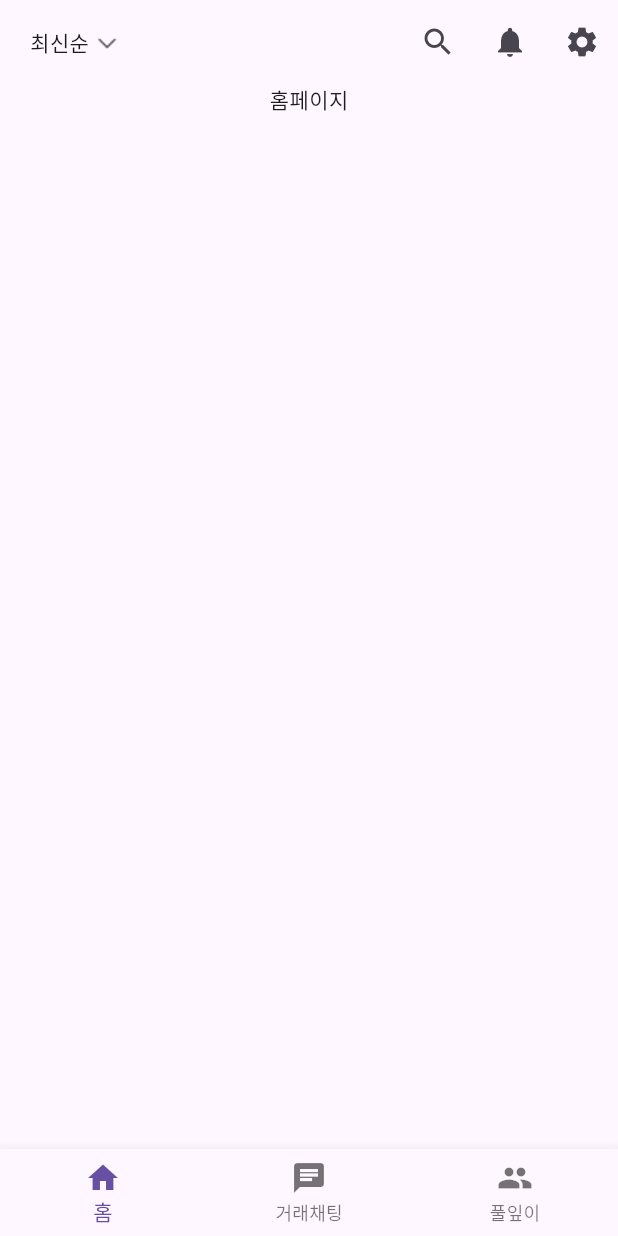
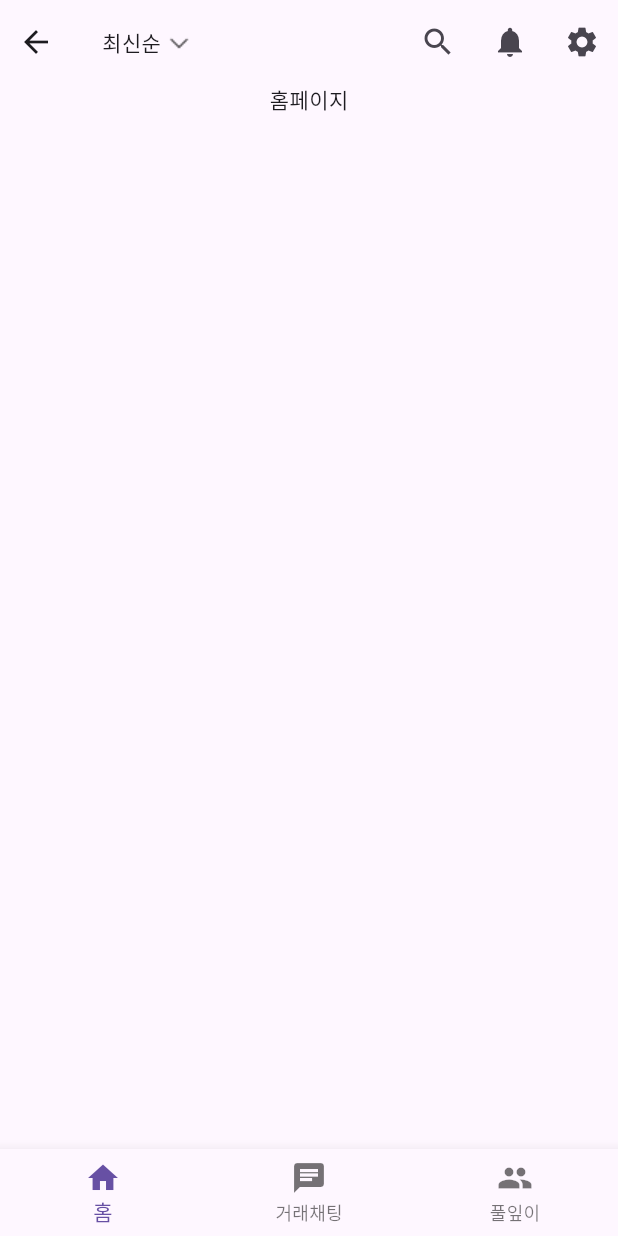
Before and after one commit to seongbe/capstoneAteam, a Flutter app: the screen it shows after launch, after a tap on "시작하기", on a phone screen of 412 x 824 dp. Run offline on Flutter 3.47's test engine with Material 3 defaults, Android fonts, the light colour scheme and no system bars; our stand-ins replace get.

Commit message:
뒤로가기 추가

```diff
--- a/lib/page/domainpage/domainpage.dart
+++ b/lib/page/domainpage/domainpage.dart
@@ -1,17 +1,25 @@
 import 'package:flutter/material.dart';
+import 'package:get/get.dart';
 
-class domainPage extends StatelessWidget {
-  const domainPage({super.key});
+class DomainPage extends StatelessWidget {
+  const DomainPage({super.key});
 
   @override
   Widget build(BuildContext context) {
-
     final Size screenSize = MediaQuery.of(context).size;
     final double screenWidth = screenSize.width;
     final double screenHeight = screenSize.height;
 
     return MaterialApp(
       home: Scaffold(
+        appBar: AppBar(
+          leading: IconButton(
+            icon: Icon(Icons.arrow_back),
+            onPressed: () {
+              Get.back(); // 뒤로 가기
+            },
+          ),
+        ),
         body: Stack(
           children: [
             Container(
--- a/lib/page/homepage/homepage.dart
+++ b/lib/page/homepage/homepage.dart
@@ -20,10 +20,17 @@ class HomePage extends StatelessWidget {
       debugShowCheckedModeBanner: false,
       home: Scaffold(
         appBar: AppBar(
-          leadingWidth: 80,
+          leadingWidth: 150,
           leading: Row(
             mainAxisSize: MainAxisSize.min,
             children: [
+              IconButton(
+                icon: Icon(Icons.arrow_back),
+                onPressed: () {
+                  Get.back(); // 뒤로 가기
+                },
+              ),
+
               SizedBox(
                 width: 20,
               ),
--- a/lib/page/onboarding/loginpage.dart
+++ b/lib/page/onboarding/loginpage.dart
@@ -1,8 +1,8 @@
 import 'package:flutter/material.dart';
 import 'package:get/route_manager.dart';
 
-class loginPage extends StatelessWidget {
-  const loginPage({super.key});
+class LoginPage extends StatelessWidget {
+  const LoginPage({super.key});
 
   @override
   Widget build(BuildContext context) {
--- a/lib/page/onboarding/startPage.dart
+++ b/lib/page/onboarding/startPage.dart
@@ -1,6 +1,8 @@
 import 'package:capstone/component/button.dart';
+import 'package:capstone/page/domainPage/domainPage.dart';
 import 'package:capstone/page/domainpage/domainpage.dart';
 import 'package:capstone/page/homepage/homepage.dart';
+import 'package:capstone/page/onboarding/loginpage.dart';
 import 'package:flutter/material.dart';
 import 'package:get/route_manager.dart';
 import 'package:get/get.dart';
@@ -65,7 +67,7 @@ class StartPage extends StatelessWidget {
                     width: 288,
                     height: 55,
                     onPressed: () {
-                      Get.to(domainPage());
+                      Get.to(DomainPage());
                     },
                   ),
                   SizedBox(
@@ -85,7 +87,11 @@ class StartPage extends StatelessWidget {
                       SizedBox(
                         width: 30,
                       ),
-                      Text(
+                      GestureDetector(
+                        onTap: () {
+                          Get.toNamed('/login');
+                        },
+                        child: Text(
                           '로그인',
                           style: TextStyle(
                             color: Color(0xFF78BE39),
@@ -93,6 +99,7 @@ class StartPage extends StatelessWidget {
                             fontSize: 18,
                             decoration: TextDecoration.underline,
                             decorationColor: Color(0xFF78BE39),
+                          ),
                         ),
                       ),
                     ],
```
Also changed, not shown: lib/router/router.dart (added, +14 -0 lines). Lines whose indentation alone changed are shown as unchanged.
